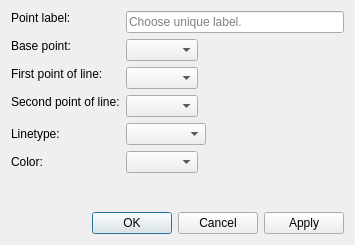
First picture: the form in src/libs/vtools/dialogs/tools/dialogheight.ui, repository FashionFreedom/Seamly2D, before the edit.
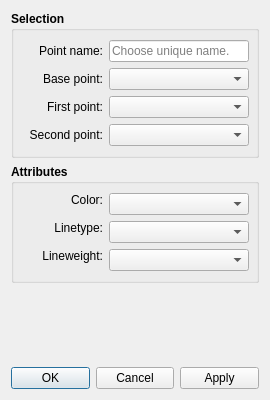
Second picture: the form after the edit. Icons and pictures are not drawn. Custom widgets are drawn as their Qt base class.

```diff
--- a/src/libs/vtools/dialogs/tools/dialogheight.ui
+++ b/src/libs/vtools/dialogs/tools/dialogheight.ui
@@ -6,10 +6,16 @@
    <rect>
     <x>0</x>
     <y>0</y>
-    <width>355</width>
-    <height>245</height>
+    <width>270</width>
+    <height>400</height>
    </rect>
   </property>
+  <property name="minimumSize">
+   <size>
+    <width>270</width>
+    <height>0</height>
+   </size>
+  </property>
   <property name="windowTitle">
    <string>Perpendicular point along line</string>
   </property>
@@ -20,16 +26,23 @@
   <property name="locale">
    <locale language="English" country="UnitedStates"/>
   </property>
+  <layout class="QVBoxLayout" name="verticalLayout_2">
+   <item>
+    <widget class="QGroupBox" name="groupBox">
+     <property name="font">
+      <font>
+       <pointsize>9</pointsize>
+       <weight>75</weight>
+       <bold>true</bold>
+      </font>
+     </property>
+     <property name="title">
+      <string>Selection</string>
+     </property>
   <layout class="QVBoxLayout" name="verticalLayout">
    <item>
-    <layout class="QFormLayout" name="formLayout">
-     <property name="fieldGrowthPolicy">
-      <enum>QFormLayout::ExpandingFieldsGrow</enum>
-     </property>
-     <property name="labelAlignment">
-      <set>Qt::AlignLeading|Qt::AlignLeft|Qt::AlignVCenter</set>
-     </property>
-     <item row="0" column="0">
+       <layout class="QHBoxLayout" name="horizontalLayout">
+        <item>
       <widget class="QLabel" name="labelEditNamePoint">
        <property name="sizePolicy">
         <sizepolicy hsizetype="Fixed" vsizetype="Fixed">
@@ -37,22 +50,53 @@
          <verstretch>0</verstretch>
         </sizepolicy>
        </property>
+          <property name="minimumSize">
+           <size>
+            <width>80</width>
+            <height>0</height>
+           </size>
+          </property>
+          <property name="font">
+           <font>
+            <weight>50</weight>
+            <bold>false</bold>
+           </font>
+          </property>
        <property name="text">
-        <string>Point label:</string>
+           <string>Point name:</string>
+          </property>
+          <property name="alignment">
+           <set>Qt::AlignRight|Qt::AlignTrailing|Qt::AlignVCenter</set>
        </property>
       </widget>
      </item>
-     <item row="0" column="1">
+        <item>
       <widget class="QLineEdit" name="lineEditNamePoint">
+          <property name="minimumSize">
+           <size>
+            <width>140</width>
+            <height>0</height>
+           </size>
+          </property>
+          <property name="font">
+           <font>
+            <weight>50</weight>
+            <bold>false</bold>
+           </font>
+          </property>
        <property name="toolTip">
         <string>Unique label</string>
        </property>
        <property name="placeholderText">
-        <string>Choose unique label.</string>
+           <string>Choose unique name.</string>
        </property>
       </widget>
      </item>
-     <item row="1" column="0">
+       </layout>
+      </item>
+      <item>
+       <layout class="QHBoxLayout" name="horizontalLayout_2">
+        <item>
       <widget class="QLabel" name="labelBasePoint">
        <property name="sizePolicy">
         <sizepolicy hsizetype="Fixed" vsizetype="Fixed">
@@ -60,15 +104,47 @@
          <verstretch>0</verstretch>
         </sizepolicy>
        </property>
+          <property name="minimumSize">
+           <size>
+            <width>80</width>
+            <height>0</height>
+           </size>
+          </property>
+          <property name="font">
+           <font>
+            <weight>50</weight>
+            <bold>false</bold>
+           </font>
+          </property>
        <property name="text">
         <string>Base point:</string>
        </property>
-      </widget>
-     </item>
-     <item row="1" column="1">
-      <widget class="QComboBox" name="comboBoxBasePoint"/>
-     </item>
-     <item row="2" column="0">
+          <property name="alignment">
+           <set>Qt::AlignRight|Qt::AlignTrailing|Qt::AlignVCenter</set>
+          </property>
+         </widget>
+        </item>
+        <item>
+         <widget class="QComboBox" name="comboBoxBasePoint">
+          <property name="minimumSize">
+           <size>
+            <width>140</width>
+            <height>0</height>
+           </size>
+          </property>
+          <property name="font">
+           <font>
+            <weight>50</weight>
+            <bold>false</bold>
+           </font>
+          </property>
+         </widget>
+        </item>
+       </layout>
+      </item>
+      <item>
+       <layout class="QHBoxLayout" name="horizontalLayout_3">
+        <item>
       <widget class="QLabel" name="labelFirstLinePoint">
        <property name="sizePolicy">
         <sizepolicy hsizetype="Fixed" vsizetype="Fixed">
@@ -76,15 +152,47 @@
          <verstretch>0</verstretch>
         </sizepolicy>
        </property>
+          <property name="minimumSize">
+           <size>
+            <width>80</width>
+            <height>0</height>
+           </size>
+          </property>
+          <property name="font">
+           <font>
+            <weight>50</weight>
+            <bold>false</bold>
+           </font>
+          </property>
        <property name="text">
-        <string>First point of line:</string>
-       </property>
-      </widget>
-     </item>
-     <item row="2" column="1">
-      <widget class="QComboBox" name="comboBoxP1Line"/>
-     </item>
-     <item row="3" column="0">
+           <string>First point:</string>
+          </property>
+          <property name="alignment">
+           <set>Qt::AlignRight|Qt::AlignTrailing|Qt::AlignVCenter</set>
+          </property>
+         </widget>
+        </item>
+        <item>
+         <widget class="QComboBox" name="comboBoxP1Line">
+          <property name="minimumSize">
+           <size>
+            <width>140</width>
+            <height>0</height>
+           </size>
+          </property>
+          <property name="font">
+           <font>
+            <weight>50</weight>
+            <bold>false</bold>
+           </font>
+          </property>
+         </widget>
+        </item>
+       </layout>
+      </item>
+      <item>
+       <layout class="QHBoxLayout" name="horizontalLayout_4">
+        <item>
       <widget class="QLabel" name="labelSecondLinePoint">
        <property name="sizePolicy">
         <sizepolicy hsizetype="Fixed" vsizetype="Fixed">
@@ -92,54 +200,265 @@
          <verstretch>0</verstretch>
         </sizepolicy>
        </property>
+          <property name="minimumSize">
+           <size>
+            <width>80</width>
+            <height>0</height>
+           </size>
+          </property>
+          <property name="font">
+           <font>
+            <weight>50</weight>
+            <bold>false</bold>
+           </font>
+          </property>
        <property name="text">
-        <string>Second point of line:</string>
-       </property>
-      </widget>
-     </item>
-     <item row="3" column="1">
-      <widget class="QComboBox" name="comboBoxP2Line"/>
-     </item>
-     <item row="4" column="0">
-      <widget class="QLabel" name="label_7">
+           <string>Second point:</string>
+          </property>
+          <property name="alignment">
+           <set>Qt::AlignRight|Qt::AlignTrailing|Qt::AlignVCenter</set>
+          </property>
+         </widget>
+        </item>
+        <item>
+         <widget class="QComboBox" name="comboBoxP2Line">
+          <property name="minimumSize">
+           <size>
+            <width>140</width>
+            <height>0</height>
+           </size>
+          </property>
+          <property name="font">
+           <font>
+            <weight>50</weight>
+            <bold>false</bold>
+           </font>
+          </property>
+         </widget>
+        </item>
+       </layout>
+      </item>
+     </layout>
+    </widget>
+   </item>
+   <item>
+    <widget class="QGroupBox" name="attributes_GroupBox">
+     <property name="minimumSize">
+      <size>
+       <width>240</width>
+       <height>0</height>
+      </size>
+     </property>
+     <property name="font">
+      <font>
+       <pointsize>9</pointsize>
+       <weight>75</weight>
+       <bold>true</bold>
+      </font>
+     </property>
+     <property name="title">
+      <string>Attributes</string>
+     </property>
+     <layout class="QVBoxLayout" name="verticalLayout_4">
+      <item>
+       <layout class="QFormLayout" name="formLayout_2">
+        <item row="1" column="0">
+         <widget class="QLabel" name="lineType_Label">
+          <property name="sizePolicy">
+           <sizepolicy hsizetype="MinimumExpanding" vsizetype="Fixed">
+            <horstretch>0</horstretch>
+            <verstretch>0</verstretch>
+           </sizepolicy>
+          </property>
+          <property name="minimumSize">
+           <size>
+            <width>80</width>
+            <height>0</height>
+           </size>
+          </property>
+          <property name="maximumSize">
+           <size>
+            <width>16777215</width>
+            <height>16777215</height>
+           </size>
+          </property>
+          <property name="font">
+           <font>
+            <pointsize>9</pointsize>
+            <weight>50</weight>
+            <bold>false</bold>
+           </font>
+          </property>
        <property name="text">
         <string>Linetype:</string>
        </property>
-      </widget>
-     </item>
-     <item row="4" column="1">
-      <widget class="QComboBox" name="comboBoxLineType">
+          <property name="alignment">
+           <set>Qt::AlignRight|Qt::AlignTrailing|Qt::AlignVCenter</set>
+          </property>
+         </widget>
+        </item>
+        <item row="1" column="1">
+         <widget class="LineTypeComboBox" name="lineType_ComboBox">
+          <property name="sizePolicy">
+           <sizepolicy hsizetype="Expanding" vsizetype="Fixed">
+            <horstretch>0</horstretch>
+            <verstretch>0</verstretch>
+           </sizepolicy>
+          </property>
        <property name="minimumSize">
         <size>
-         <width>80</width>
+            <width>140</width>
          <height>0</height>
         </size>
        </property>
        <property name="maximumSize">
         <size>
-         <width>110</width>
+            <width>16777215</width>
          <height>16777215</height>
         </size>
        </property>
-       <property name="iconSize">
+          <property name="font">
+           <font>
+            <pointsize>9</pointsize>
+            <weight>50</weight>
+            <bold>false</bold>
+           </font>
+          </property>
+         </widget>
+        </item>
+        <item row="2" column="0">
+         <widget class="QLabel" name="lineWeight_Label">
+          <property name="sizePolicy">
+           <sizepolicy hsizetype="MinimumExpanding" vsizetype="Fixed">
+            <horstretch>0</horstretch>
+            <verstretch>0</verstretch>
+           </sizepolicy>
+          </property>
+          <property name="minimumSize">
         <size>
          <width>80</width>
-         <height>14</height>
-        </size>
-       </property>
-      </widget>
-     </item>
-     <item row="5" column="0">
-      <widget class="QLabel" name="label">
+            <height>0</height>
+           </size>
+          </property>
+          <property name="maximumSize">
+           <size>
+            <width>16777215</width>
+            <height>16777215</height>
+           </size>
+          </property>
+          <property name="font">
+           <font>
+            <pointsize>9</pointsize>
+            <weight>50</weight>
+            <bold>false</bold>
+           </font>
+          </property>
+          <property name="text">
+           <string>Lineweight:</string>
+          </property>
+          <property name="alignment">
+           <set>Qt::AlignRight|Qt::AlignTrailing|Qt::AlignVCenter</set>
+          </property>
+         </widget>
+        </item>
+        <item row="2" column="1">
+         <widget class="LineWeightComboBox" name="lineWeight_ComboBox">
+          <property name="sizePolicy">
+           <sizepolicy hsizetype="Expanding" vsizetype="Fixed">
+            <horstretch>0</horstretch>
+            <verstretch>0</verstretch>
+           </sizepolicy>
+          </property>
+          <property name="minimumSize">
+           <size>
+            <width>140</width>
+            <height>0</height>
+           </size>
+          </property>
+          <property name="font">
+           <font>
+            <pointsize>9</pointsize>
+            <weight>50</weight>
+            <bold>false</bold>
+           </font>
+          </property>
+         </widget>
+        </item>
+        <item row="0" column="0">
+         <widget class="QLabel" name="lineColor_Label">
+          <property name="sizePolicy">
+           <sizepolicy hsizetype="MinimumExpanding" vsizetype="Fixed">
+            <horstretch>0</horstretch>
+            <verstretch>0</verstretch>
+           </sizepolicy>
+          </property>
+          <property name="minimumSize">
+           <size>
+            <width>80</width>
+            <height>0</height>
+           </size>
+          </property>
+          <property name="maximumSize">
+           <size>
+            <width>16777215</width>
+            <height>16777215</height>
+           </size>
+          </property>
+          <property name="font">
+           <font>
+            <pointsize>9</pointsize>
+            <weight>50</weight>
+            <bold>false</bold>
+           </font>
+          </property>
        <property name="text">
         <string>Color:</string>
        </property>
-      </widget>
-     </item>
-     <item row="5" column="1">
-      <widget class="QComboBox" name="comboBoxLineColor"/>
-     </item>
-    </layout>
+          <property name="alignment">
+           <set>Qt::AlignRight|Qt::AlignTrailing|Qt::AlignVCenter</set>
+          </property>
+         </widget>
+        </item>
+        <item row="0" column="1">
+         <widget class="ColorComboBox" name="lineColor_ComboBox">
+          <property name="sizePolicy">
+           <sizepolicy hsizetype="Expanding" vsizetype="Fixed">
+            <horstretch>0</horstretch>
+            <verstretch>0</verstretch>
+           </sizepolicy>
+          </property>
+          <property name="minimumSize">
+           <size>
+            <width>140</width>
+            <height>0</height>
+           </size>
+          </property>
+          <property name="font">
+           <font>
+            <pointsize>9</pointsize>
+            <weight>50</weight>
+            <bold>false</bold>
+           </font>
+          </property>
+         </widget>
+        </item>
+       </layout>
+      </item>
+     </layout>
+    </widget>
+   </item>
+   <item>
+    <spacer name="verticalSpacer">
+     <property name="orientation">
+      <enum>Qt::Vertical</enum>
+     </property>
+     <property name="sizeHint" stdset="0">
+      <size>
+       <width>20</width>
+       <height>90</height>
+      </size>
+     </property>
+    </spacer>
    </item>
    <item>
     <widget class="QDialogButtonBox" name="buttonBox">
@@ -153,6 +472,23 @@
    </item>
   </layout>
  </widget>
+ <customwidgets>
+  <customwidget>
+   <class>ColorComboBox</class>
+   <extends>QComboBox</extends>
+   <header location="global">color_combobox.h</header>
+  </customwidget>
+  <customwidget>
+   <class>LineTypeComboBox</class>
+   <extends>QComboBox</extends>
+   <header location="global">linetype_combobox.h</header>
+  </customwidget>
+  <customwidget>
+   <class>LineWeightComboBox</class>
+   <extends>QComboBox</extends>
+   <header location="global">lineweight_combobox.h</header>
+  </customwidget>
+ </customwidgets>
  <tabstops>
   <tabstop>lineEditNamePoint</tabstop>
   <tabstop>comboBoxBasePoint</tabstop>
```
Left out of the diff: 5 changed lines with no effect on the pictures. Lines whose indentation alone changed are shown as unchanged.
